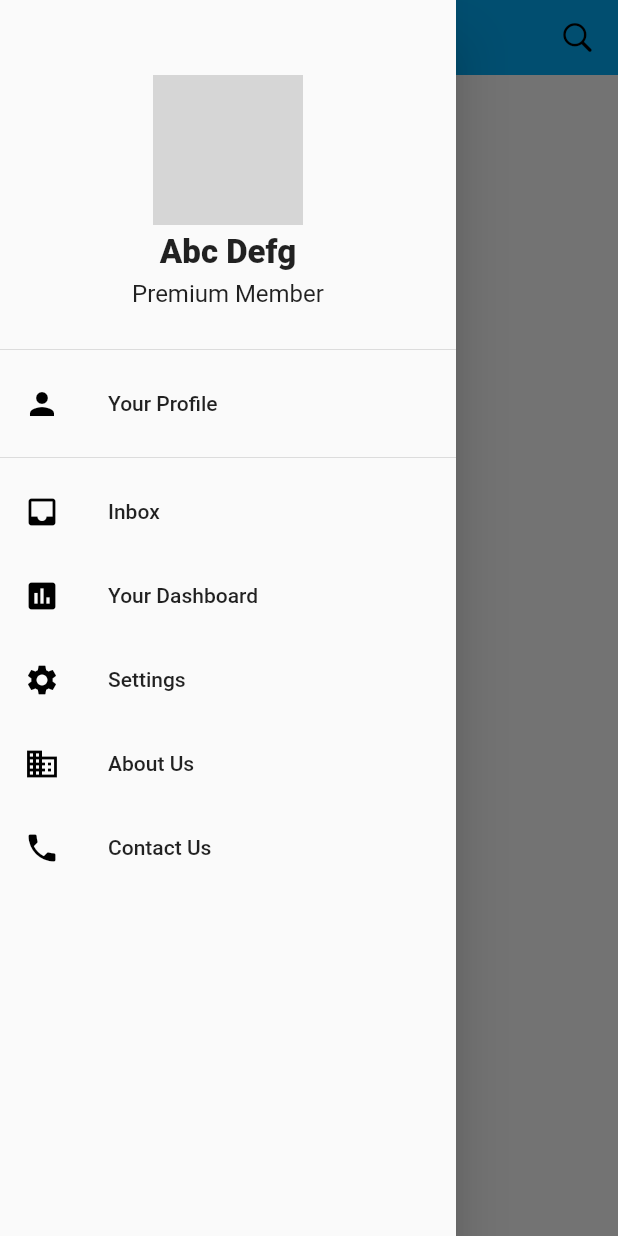
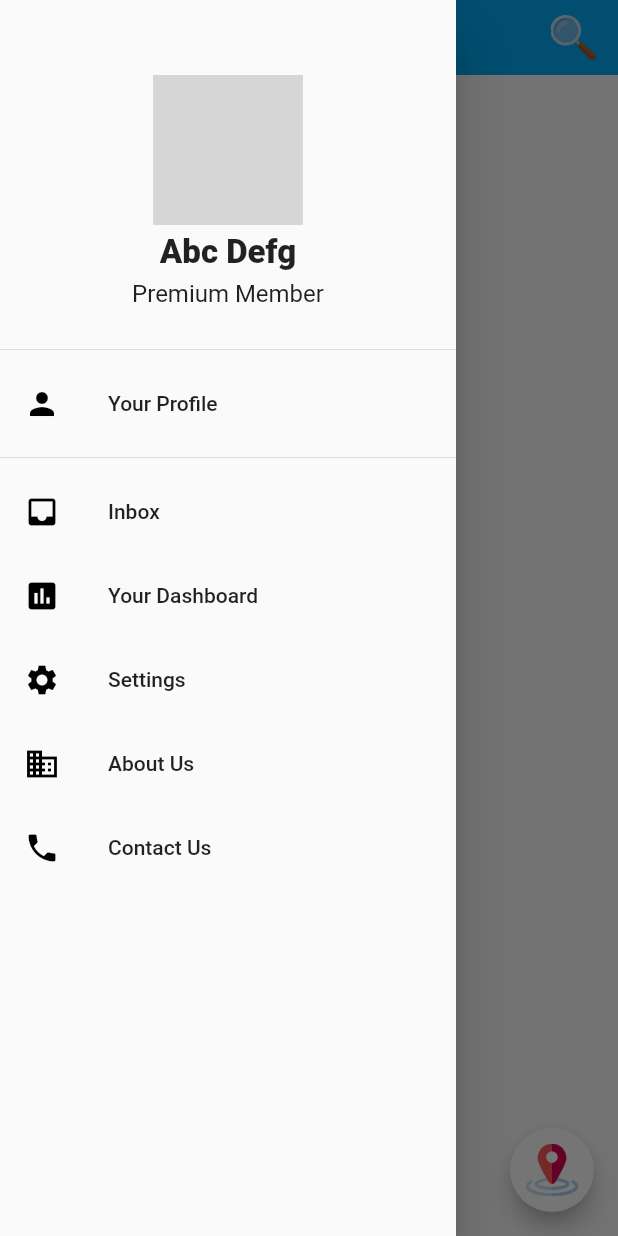
Before and after one commit to chamoddissanayake/SaloonApp, a Flutter app: the FavouritesScreen screen opened by its route, with the side drawer open, on a phone screen of 412 x 824 dp. Run offline on Flutter 3.47's test engine with Material 2 defaults, Android fonts, the phone set to English and light mode, and no system bars; our stand-ins replace carousel_slider, flare_flutter, flutter_login, font_awesome_flutter, google_maps_flutter, intl_phone_field and 3 more; missing offline and left inert: intro_views_flutter, nice_button; network calls fail; grey boxes are pictures that could not be loaded.

Commit message:
FloatingActionWidget done and bug fixes.

```diff
--- a/lib/screens/FavouritesScreen.dart
+++ b/lib/screens/FavouritesScreen.dart
@@ -1,6 +1,7 @@
 import 'package:flutter/material.dart';
 import 'package:saloon_app/widgets/AppBarWidget.dart';
 import 'package:saloon_app/widgets/MainDrawer.dart';
+import 'package:saloon_app/widgets/LocationsFloatingActionWidget.dart';
 
 class FavouritesScreen extends StatefulWidget {
   static const routeName = '/favourites';
@@ -33,6 +34,7 @@ class _FavouritesScreenState extends State<FavouritesScreen> {
           Text("Favourites"),
         ],
       ),
+      floatingActionButton: LocationsFloatingActionWidget(),
     );
   }
 }
--- a/lib/screens/LoadingScreen.dart
+++ b/lib/screens/LoadingScreen.dart
@@ -14,9 +14,9 @@ class _LoadingScreenState extends State<LoadingScreen> {
   void initState() {
     Future.delayed(const Duration(milliseconds: 2000), () {
       // Navigator.of(context).pushReplacementNamed(MapScreen.routeName);
-      // Navigator.of(context).pushReplacementNamed(IntroScreen.routeName);
+      Navigator.of(context).pushReplacementNamed(IntroScreen.routeName);
       // TODO: Need to uncomment above line
-      Navigator.of(context).pushReplacementNamed(MainScreen.routeName);
+      // Navigator.of(context).pushReplacementNamed(MainScreen.routeName);
     });
     super.initState();
   }
--- a/lib/screens/MainScreen.dart
+++ b/lib/screens/MainScreen.dart
@@ -100,7 +100,7 @@ class _MainScreenState extends State<MainScreen> {
       screenTransitionAnimation: ScreenTransitionAnimation( // Screen transition animation on change of selected tab.
         animateTabTransition: true,
         curve: Curves.ease,
-        duration: Duration(milliseconds: 150),
+        duration: Duration(milliseconds: 10),
       ),
       navBarStyle: NavBarStyle.style1, // Choose the nav bar style with this property.
     );
--- a/lib/screens/OffersScreen.dart
+++ b/lib/screens/OffersScreen.dart
@@ -1,6 +1,7 @@
 import 'package:flutter/material.dart';
 import 'package:saloon_app/widgets/AppBarWidget.dart';
 import 'package:saloon_app/widgets/MainDrawer.dart';
+import 'package:saloon_app/widgets/LocationsFloatingActionWidget.dart';
 
 class OffersScreen extends StatefulWidget {
   static const routeName = '/offers';
@@ -35,6 +36,7 @@ class _OffersScreenState extends State<OffersScreen> {
           Text("Offers"),
         ],
       ),
+      floatingActionButton: LocationsFloatingActionWidget(),
     );
   }
 }
--- a/lib/widgets/AppBarWidget.dart
+++ b/lib/widgets/AppBarWidget.dart
@@ -33,7 +33,7 @@ class AppBarWidget extends StatelessWidget {
               },
               child: Container(
                 margin: new EdgeInsets.symmetric(horizontal: 15.0),
-                child: Icon(CupertinoIcons.search),
+                child: new Image.asset("assets/images/top_bar/search.png", width: 30, height: 30,),
                 // color: Colors.yellow,
               ))
         ],
--- /dev/null
+++ b/lib/widgets/LocationsFloatingActionWidget.dart
@@ -0,0 +1,24 @@
+import 'package:flutter/material.dart';
+import 'package:saloon_app/screens/MapScreen.dart';
+
+class LocationsFloatingActionWidget extends StatefulWidget {
+  @override
+  _LocationsFloatingActionWidgetState createState() => _LocationsFloatingActionWidgetState();
+}
+
+class _LocationsFloatingActionWidgetState extends State<LocationsFloatingActionWidget> {
+  @override
+  Widget build(BuildContext context) {
+    return FloatingActionButton(
+      backgroundColor: Colors.white,
+      child:  new Image.asset("assets/images/map/location.png" ,width: 35, height: 35,),
+      tooltip: "Find Nearby saloons",
+      onPressed: () {
+        // Navigator.of(context).pushReplacementNamed(MapScreen.routeName);
+        Navigator.push(context, new MaterialPageRoute(
+            builder: (context) => new MapScreen())
+        );
+      },
+    );
+  }
+}
--- a/pubspec.yaml
+++ b/pubspec.yaml
@@ -67,6 +67,7 @@ flutter:
     - assets/images/pin_verification/
     - assets/images/map/
     - assets/images/bottom_bar/
+    - assets/images/top_bar/
   # assets:
   #   - images/a_dot_burr.jpeg
   #   - images/a_dot_ham.jpeg
```
Also changed, not shown: lib/screens/BookingScreen.dart (+4 -10 lines), lib/screens/HomeScreen.dart (+7 -23 lines), lib/screens/MapScreen.dart (+5 -5 lines), lib/widgets/CarouselWidget.dart (added, +37 -0 lines), assets/images/map/location.png (added), assets/images/top_bar/search.png (added).
